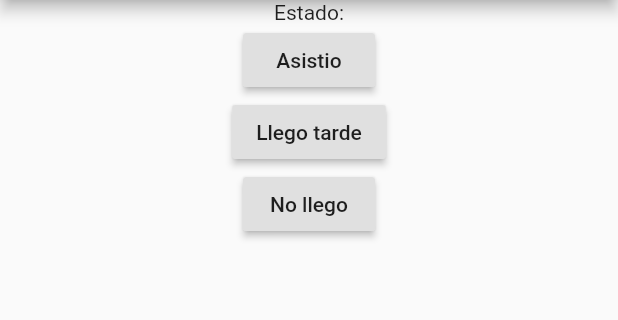
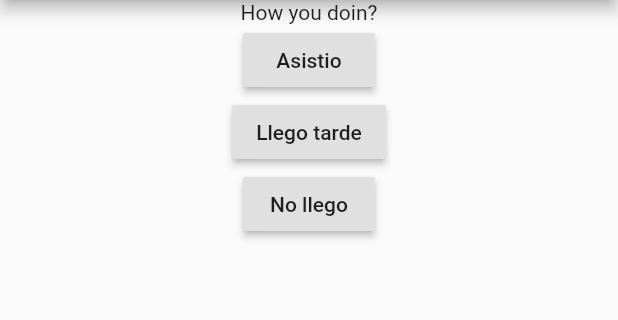
Before and after one commit to JMarinez/control_app, a Flutter app: the screen it shows after launch, after a tap on "Asistio", on a phone screen of 412 x 824 dp, the part 84-404 px from its top. Run offline on Flutter 3.47's test engine with Material 2 defaults, Android fonts, the phone set to English and light mode, and no system bars.

Commit message:
[ADD] functionality for buttons

```diff
--- a/lib/main.dart
+++ b/lib/main.dart
@@ -1,12 +1,30 @@
 import 'package:flutter/material.dart';
 
 void main() {
-  runApp(ControlApp());
+  runApp(MyApp());
 }
 
-class ControlApp extends StatelessWidget {
+class MyApp extends StatefulWidget {
+
+  @override
+  State<StatefulWidget> createState(){
+    return MyAppState();
+  }
+
+}
+
+class MyAppState extends State<MyApp> {
+  var currentQuestion = 0;
+
+  void changeQuestion() {
+    setState(() {
+     currentQuestion = currentQuestion + 1;
+    });
+  }
+
   @override
   Widget build(BuildContext context) {
+    var questions = ["How's the weather?", "How you doin?"];
     return MaterialApp(
       home: Scaffold(
         appBar: AppBar(
@@ -18,7 +36,7 @@ class ControlApp extends StatelessWidget {
             padding: EdgeInsets.zero,
             children: <Widget>[
               DrawerHeader(
-                child: Text("Control"),
+                child: Text("Drawer Header"),
                 decoration: BoxDecoration(color: Colors.red),
               ),
               ListTile(
@@ -35,22 +53,25 @@ class ControlApp extends StatelessWidget {
         body: Center(
           child: Column(
             children: <Widget>[
-              Text("Estado:"),
+              Text(questions[currentQuestion]),
               RaisedButton(
                 child: Text("Asistio"),
                 onPressed: () {
+                  changeQuestion();
                   print("Asistio!");
                 },
               ),
               RaisedButton(
                 child: Text("Llego tarde"),
                 onPressed: () {
+                  changeQuestion();
                   print("Llego tarde!");
                 },
               ),
               RaisedButton(
                 child: Text("No llego"),
                 onPressed: () {
+                  changeQuestion();
                   print("No llego!");
                 },
               )
```
